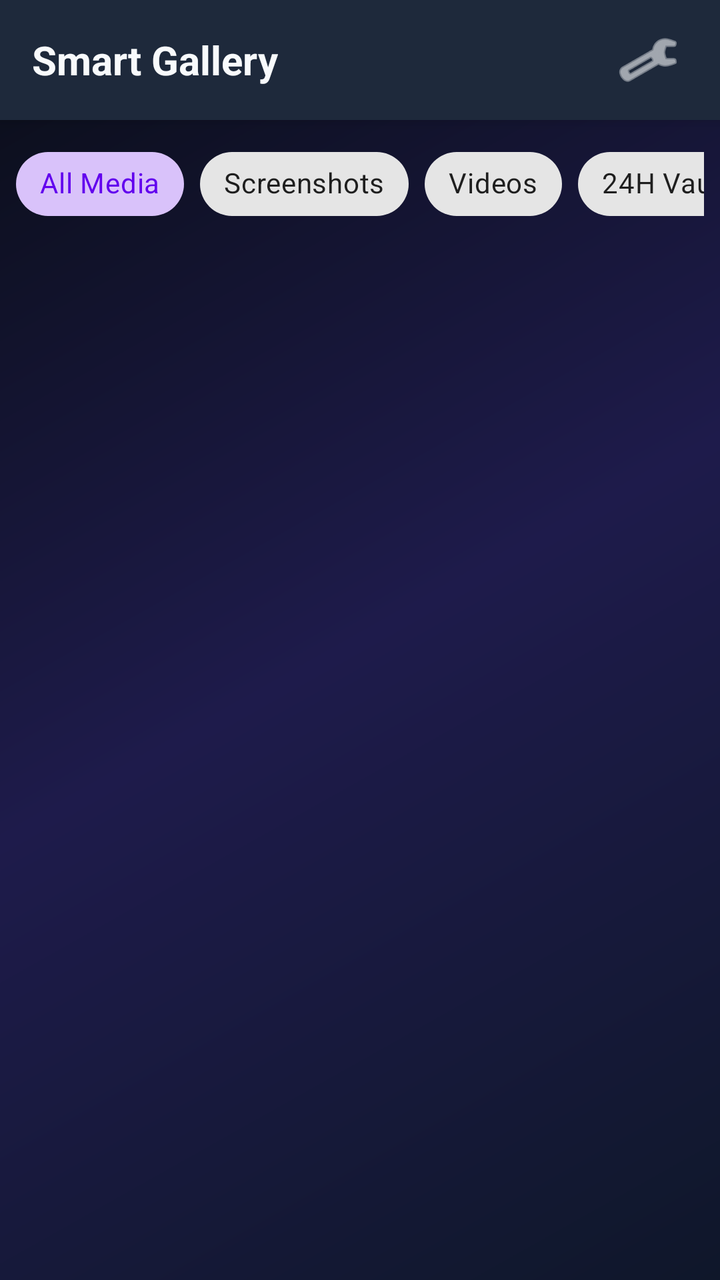
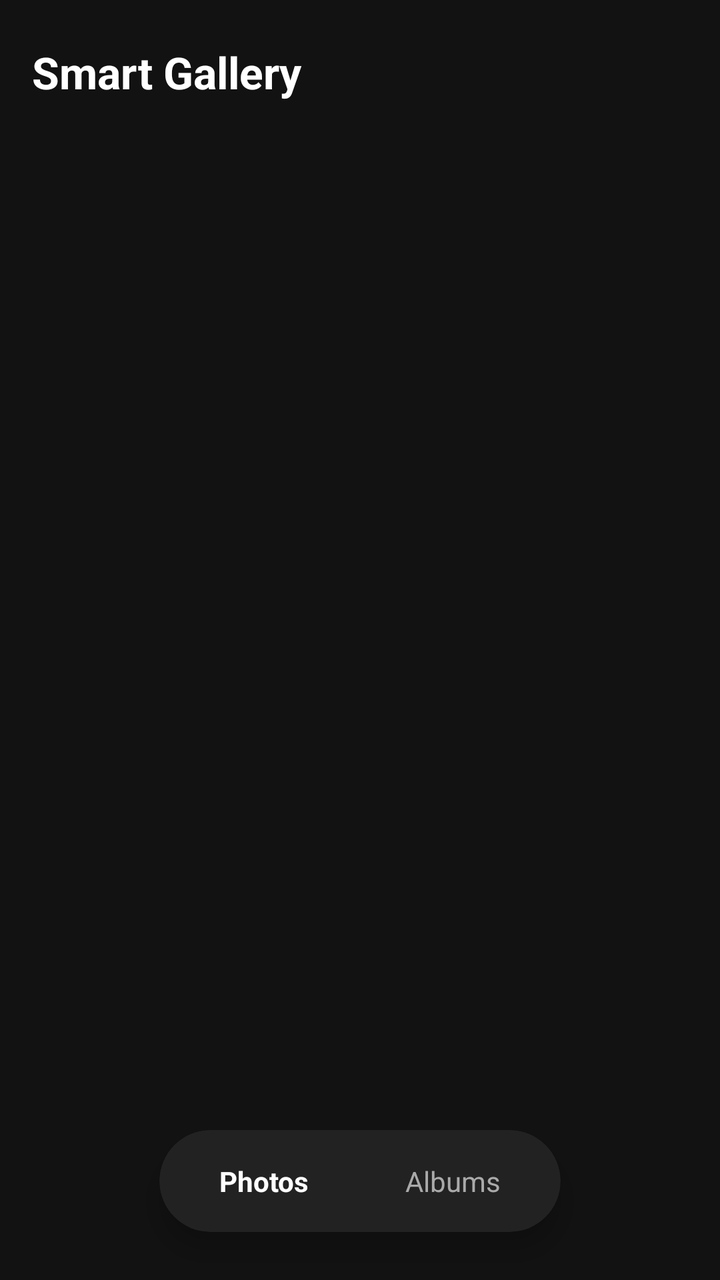

The first picture is an Android layout as it rendered before a commit; the second is the same layout after the commit. The layout source and the unified diff follow.
<!-- AndroidManifest.xml: application theme Theme.MaterialComponents.DayNight.NoActionBar -->
<!-- res/layout/activity_main.xml -->
<?xml version="1.0" encoding="utf-8"?>
<LinearLayout xmlns:android="http://schemas.android.com/apk/res/android"
    xmlns:app="http://schemas.android.com/apk/res-auto"
    android:layout_width="match_parent"
    android:layout_height="match_parent"
    android:orientation="vertical"
    android:background="@drawable/bg_gallery_gradient">

    
    <RelativeLayout
        android:layout_width="match_parent"
        android:layout_height="60dp"
        android:background="#1E293B"
        android:elevation="4dp"
        android:paddingHorizontal="16dp">

        <TextView
            android:layout_width="wrap_content"
            android:layout_height="wrap_content"
            android:layout_centerVertical="true"
            android:text="Smart Gallery"
            android:textColor="#F8FAFC"
            android:textSize="20sp"
            android:textStyle="bold" />

        <ImageButton
            android:id="@+id/btnSettings"
            android:layout_width="40dp"
            android:layout_height="40dp"
            android:layout_alignParentEnd="true"
            android:layout_centerVertical="true"
            android:background="?attr/selectableItemBackgroundBorderless"
            android:contentDescription="Settings"
            android:src="@android:drawable/ic_menu_preferences"
            app:tint="#F8FAFC" />
    </RelativeLayout>

    
    <HorizontalScrollView
        android:layout_width="match_parent"
        android:layout_height="wrap_content"
        android:scrollbars="none"
        android:padding="8dp"
        android:background="@android:color/transparent">

        <com.google.android.material.chip.ChipGroup
            android:id="@+id/chipGroupFilters"
            android:layout_width="wrap_content"
            android:layout_height="wrap_content"
            app:singleSelection="true">

            <com.google.android.material.chip.Chip
                android:id="@+id/chipAll"
                style="@style/Widget.MaterialComponents.Chip.Choice"
                android:layout_width="wrap_content"
                android:layout_height="wrap_content"
                android:checked="true"
                android:text="All Media" />

            <com.google.android.material.chip.Chip
                android:id="@+id/chipScreenshots"
                style="@style/Widget.MaterialComponents.Chip.Choice"
                android:layout_width="wrap_content"
                android:layout_height="wrap_content"
                android:text="Screenshots" />

            <com.google.android.material.chip.Chip
                android:id="@+id/chipVideos"
                style="@style/Widget.MaterialComponents.Chip.Choice"
                android:layout_width="wrap_content"
                android:layout_height="wrap_content"
                android:text="Videos" />

            <com.google.android.material.chip.Chip
                android:id="@+id/chipVault"
                style="@style/Widget.MaterialComponents.Chip.Choice"
                android:layout_width="wrap_content"
                android:layout_height="wrap_content"
                android:text="24H Vault" />

            <com.google.android.material.chip.Chip
                android:id="@+id/chipTrash"
                style="@style/Widget.MaterialComponents.Chip.Choice"
                android:layout_width="wrap_content"
                android:layout_height="wrap_content"
                android:text="Trash" />
        </com.google.android.material.chip.ChipGroup>
    </HorizontalScrollView>

    
    <androidx.recyclerview.widget.RecyclerView
        android:id="@+id/recyclerViewMedia"
        android:layout_width="match_parent"
        android:layout_height="0dp"
        android:layout_weight="1"
        android:padding="4dp"
        android:clipToPadding="false" />

</LinearLayout>
<!-- resources referenced by this layout -->
<resources>
  <!-- drawable bg_gallery_gradient (drawable) -->
  <?xml version="1.0" encoding="utf-8"?>
  <shape xmlns:android="http://schemas.android.com/apk/res/android"
      android:shape="rectangle">
      <gradient
          android:angle="135"
          android:startColor="#0F172A"
          android:centerColor="#1E1B4B"
          android:endColor="#090D16"
          android:type="linear" />
  </shape>
</resources>

<!-- the commit's change to res/layout/activity_main.xml (unified diff, before → after) -->
@@ -1,99 +1,84 @@
 <?xml version="1.0" encoding="utf-8"?>
-<LinearLayout xmlns:android="http://schemas.android.com/apk/res/android"
+<RelativeLayout xmlns:android="http://schemas.android.com/apk/res/android"
     xmlns:app="http://schemas.android.com/apk/res-auto"
     android:layout_width="match_parent"
     android:layout_height="match_parent"
-    android:orientation="vertical"
-    android:background="@drawable/bg_gallery_gradient">
+    android:background="#121212">
 
     
-    <RelativeLayout
+    <LinearLayout
+        android:id="@+id/topBar"
         android:layout_width="match_parent"
-        android:layout_height="60dp"
-        android:background="#1E293B"
-        android:elevation="4dp"
-        android:paddingHorizontal="16dp">
+        android:layout_height="wrap_content"
+        android:orientation="horizontal"
+        android:gravity="center_vertical"
+        android:padding="16dp">
 
         <TextView
-            android:layout_width="wrap_content"
+            android:layout_width="0dp"
             android:layout_height="wrap_content"
-            android:layout_centerVertical="true"
+            android:layout_weight="1"
             android:text="Smart Gallery"
-            android:textColor="#F8FAFC"
-            android:textSize="20sp"
+            android:textColor="#FFFFFF"
+            android:textSize="22sp"
             android:textStyle="bold" />
 
         <ImageButton
-            android:id="@+id/btnSettings"
+            android:id="@+id/btnToolbarMenu"
             android:layout_width="40dp"
             android:layout_height="40dp"
-            android:layout_alignParentEnd="true"
-            android:layout_centerVertical="true"
             android:background="?attr/selectableItemBackgroundBorderless"
-            android:contentDescription="Settings"
-            android:src="@android:drawable/ic_menu_preferences"
-            app:tint="#F8FAFC" />
-    </RelativeLayout>
+            android:src="@android:drawable/ic_menu_more_overflow_vert"
+            app:tint="#FFFFFF" />
+    </LinearLayout>
 
     
-    <HorizontalScrollView
+    <FrameLayout
+        android:id="@+id/contentFrame"
         android:layout_width="match_parent"
+        android:layout_height="match_parent"
+        android:layout_below="@id/topBar"
+        android:layout_above="@id/bottomNavigationCard" />
+
+    
+    <androidx.cardview.widget.CardView
+        android:id="@+id/bottomNavigationCard"
+        android:layout_width="wrap_content"
         android:layout_height="wrap_content"
-        android:scrollbars="none"
-        android:padding="8dp"
-        android:background="@android:color/transparent">
+        android:layout_alignParentBottom="true"
+        android:layout_centerHorizontal="true"
+        android:layout_marginBottom="24dp"
+        app:cardCornerRadius="30dp"
+        app:cardBackgroundColor="#222222"
+        app:cardElevation="8dp">
 
-        <com.google.android.material.chip.ChipGroup
-            android:id="@+id/chipGroupFilters"
+        <LinearLayout
             android:layout_width="wrap_content"
             android:layout_height="wrap_content"
-            app:singleSelection="true">
+            android:orientation="horizontal"
+            android:gravity="center"
+            android:padding="6dp">
 
-            <com.google.android.material.chip.Chip
-                android:id="@+id/chipAll"
-                style="@style/Widget.MaterialComponents.Chip.Choice"
+            <TextView
+                android:id="@+id/tabPhotos"
                 android:layout_width="wrap_content"
                 android:layout_height="wrap_content"
-                android:checked="true"
-                android:text="All Media" />
+                android:text="Photos"
+                android:textColor="#FFFFFF"
+                android:textStyle="bold"
+                android:paddingHorizontal="24dp"
+                android:paddingVertical="10dp" />
 
-            <com.google.android.material.chip.Chip
-                android:id="@+id/chipScreenshots"
-                style="@style/Widget.MaterialComponents.Chip.Choice"
+            <TextView
+                android:id="@+id/tabAlbums"
                 android:layout_width="wrap_content"
                 android:layout_height="wrap_content"
-                android:text="Screenshots" />
+                android:text="Albums"
+                android:textColor="#AAAAAA"
+                android:paddingHorizontal="24dp"
+                android:paddingVertical="10dp" />
 
-            <com.google.android.material.chip.Chip
-                android:id="@+id/chipVideos"
-                style="@style/Widget.MaterialComponents.Chip.Choice"
-                android:layout_width="wrap_content"
-                android:layout_height="wrap_content"
-                android:text="Videos" />
+        </LinearLayout>
+    </androidx.cardview.widget.CardView>
 
-            <com.google.android.material.chip.Chip
-                android:id="@+id/chipVault"
-                style="@style/Widget.MaterialComponents.Chip.Choice"
-                android:layout_width="wrap_content"
-                android:layout_height="wrap_content"
-                android:text="24H Vault" />
-
-            <com.google.android.material.chip.Chip
-                android:id="@+id/chipTrash"
-                style="@style/Widget.MaterialComponents.Chip.Choice"
-                android:layout_width="wrap_content"
-                android:layout_height="wrap_content"
-                android:text="Trash" />
-        </com.google.android.material.chip.ChipGroup>
-    </HorizontalScrollView>
-
-    
-    <androidx.recyclerview.widget.RecyclerView
-        android:id="@+id/recyclerViewMedia"
-        android:layout_width="match_parent"
-        android:layout_height="0dp"
-        android:layout_weight="1"
-        android:padding="4dp"
-        android:clipToPadding="false" />
-
-</LinearLayout>
+</RelativeLayout>
<!-- resource entries referenced after the edit -->
@@ -1,15 +1,5 @@
 <!-- resources referenced by this layout -->
 <resources>
-  <!-- drawable bg_gallery_gradient (drawable) -->
-  <?xml version="1.0" encoding="utf-8"?>
-  <shape xmlns:android="http://schemas.android.com/apk/res/android"
-      android:shape="rectangle">
-      <gradient
-          android:angle="135"
-          android:startColor="#0F172A"
-          android:centerColor="#1E1B4B"
-          android:endColor="#090D16"
-          android:type="linear" />
-  </shape>
+
 </resources>
 
